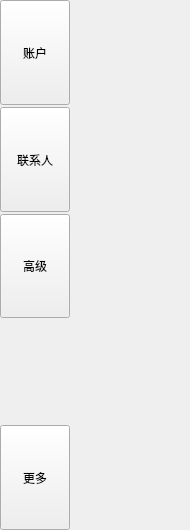
Above: functionBar/FunctionWidget.ui from HcashOrg/hx-indicator before the change. Below: the same form after it.
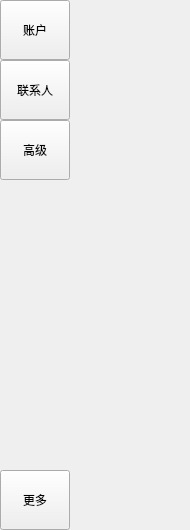
That is the form after the change.

The edit to the form file:
```diff
--- a/functionBar/FunctionWidget.ui
+++ b/functionBar/FunctionWidget.ui
@@ -38,7 +38,7 @@
    <item>
     <layout class="QVBoxLayout" name="verticalLayout">
      <property name="spacing">
-      <number>2</number>
+      <number>0</number>
      </property>
      <property name="leftMargin">
       <number>0</number>
@@ -57,6 +57,18 @@
          <verstretch>0</verstretch>
         </sizepolicy>
        </property>
+       <property name="minimumSize">
+        <size>
+         <width>70</width>
+         <height>0</height>
+        </size>
+       </property>
+       <property name="maximumSize">
+        <size>
+         <width>16777215</width>
+         <height>60</height>
+        </size>
+       </property>
        <property name="text">
         <string>账户</string>
        </property>
@@ -70,6 +82,18 @@
          <verstretch>0</verstretch>
         </sizepolicy>
        </property>
+       <property name="minimumSize">
+        <size>
+         <width>70</width>
+         <height>0</height>
+        </size>
+       </property>
+       <property name="maximumSize">
+        <size>
+         <width>16777215</width>
+         <height>60</height>
+        </size>
+       </property>
        <property name="text">
         <string>联系人</string>
        </property>
@@ -83,6 +107,18 @@
          <verstretch>0</verstretch>
         </sizepolicy>
        </property>
+       <property name="minimumSize">
+        <size>
+         <width>70</width>
+         <height>0</height>
+        </size>
+       </property>
+       <property name="maximumSize">
+        <size>
+         <width>16777215</width>
+         <height>60</height>
+        </size>
+       </property>
        <property name="text">
         <string>高级</string>
        </property>
@@ -109,6 +145,18 @@
          <verstretch>0</verstretch>
         </sizepolicy>
        </property>
+       <property name="minimumSize">
+        <size>
+         <width>70</width>
+         <height>0</height>
+        </size>
+       </property>
+       <property name="maximumSize">
+        <size>
+         <width>16777215</width>
+         <height>60</height>
+        </size>
+       </property>
        <property name="text">
         <string>更多</string>
        </property>
```
